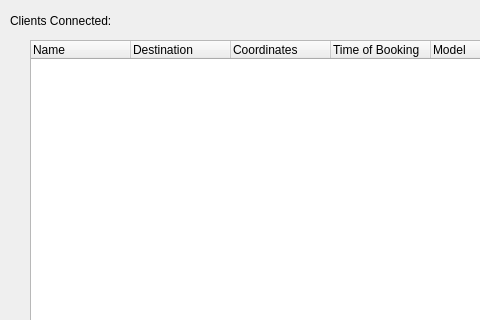
Old version of the form Server/mainwindow.ui in the repository SUP3RBOB/project4_section1_group4; both pictures show x 0 to 480 and y 0 to 320 of the 720 by 540 pixel window.
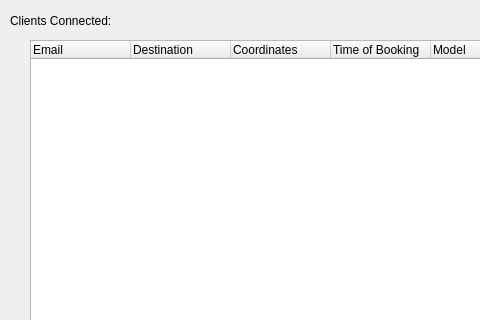
New version of the form.

What changed in the file:
```diff
--- a/Server/mainwindow.ui
+++ b/Server/mainwindow.ui
@@ -38,7 +38,7 @@
     </property>
     <column>
      <property name="text">
-      <string>Name</string>
+      <string>Email</string>
      </property>
     </column>
     <column>
@@ -73,7 +73,7 @@
     </property>
     <column>
      <property name="text">
-      <string>Name</string>
+      <string>Email</string>
      </property>
     </column>
     <column>
```
